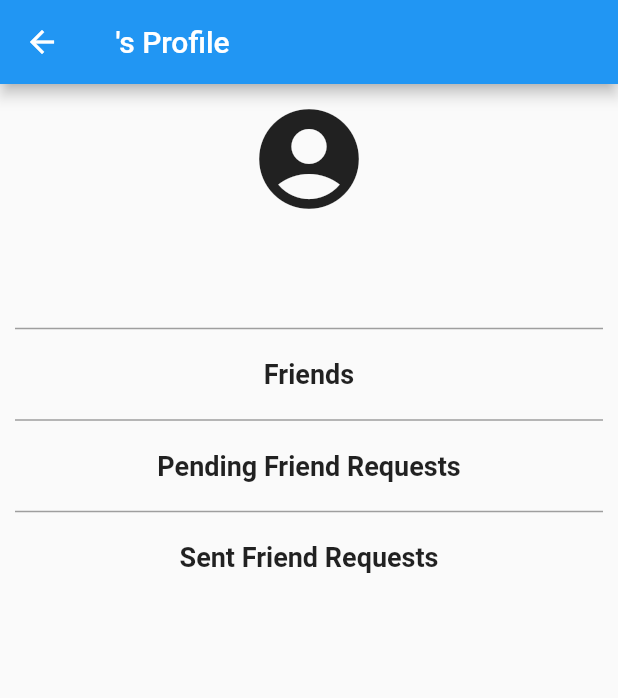
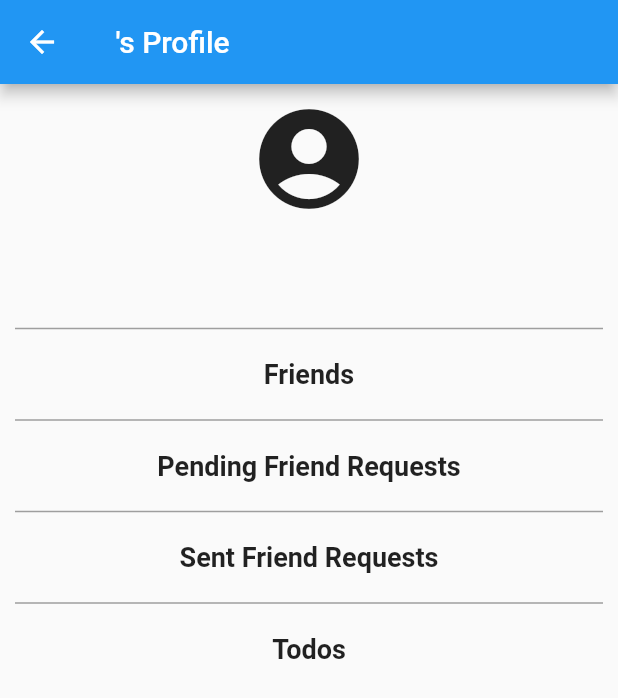
Before and after one commit to CMSC-23-1st-Sem-2022-2023/cmsc-23-project-SallySanban, a Flutter app: the ProfilePage screen opened by its route, on a phone screen of 412 x 824 dp. Shown: the top 698 px of the screen. Run offline on Flutter 3.47's test engine with Material 2 defaults, Android fonts, the light colour scheme and no system bars; our stand-ins replace cloud_firestore, firebase_auth, firebase_core; missing offline and left inert: fake_cloud_firestore, firebase_auth_mocks; accounts and stored records are empty.

Commit message:
feat: added list of todos in profile

```diff
--- a/lib/pages/profile_page.dart
+++ b/lib/pages/profile_page.dart
@@ -144,6 +144,38 @@
               }
             },
           ),
+          Divider(
+            height: 20,
+            thickness: 1,
+            indent: 10,
+            endIndent: 10,
+            color: Colors.grey[500],
+          ),
+          Padding(
+            padding: EdgeInsets.only(top: 10),
+          ),
+          Text(
+            "Todos",
+            style: TextStyle(
+              fontWeight: FontWeight.bold,
+              fontSize: 18,
+            ),
+          ),
+          Padding(
+            padding: EdgeInsets.only(top: 10),
+          ),
+          FutureBuilder(
+            future: loopThroughTodos(
+              context.read<UserProvider>().selected.todos,
+            ),
+            builder: (BuildContext context, AsyncSnapshot<dynamic> snapshot) {
+              if (!snapshot.hasData) {
+                return Text("");
+              } else {
+                return snapshot.data!;
+              }
+            },
+          ),
         ],
       ),
     );
@@ -266,4 +298,32 @@
       return Column(children: list);
     }
   }
+
+  //loops through sent friend requests
+  Future<Widget> loopThroughTodos(List? todos) async {
+    List<Widget> list = [];
+
+    if (todos == null) {
+      return Text("");
+    } else {
+      for (var i = 0; i < todos.length; i++) {
+        final docRefTodo = FirebaseTodoAPI.db.collection("todos").doc(todos[i]);
+        await docRefTodo.get().then(
+          (DocumentSnapshot doc) async {
+            final dataTodo = doc.data() as Map<String, dynamic>;
+
+            list.add(
+              Text(
+                "${dataTodo['title']}",
+                style: TextStyle(
+                  fontSize: 18,
+                ),
+              ),
+            );
+          },
+        );
+      }
+      return Column(children: list);
+    }
+  }
 }
```
